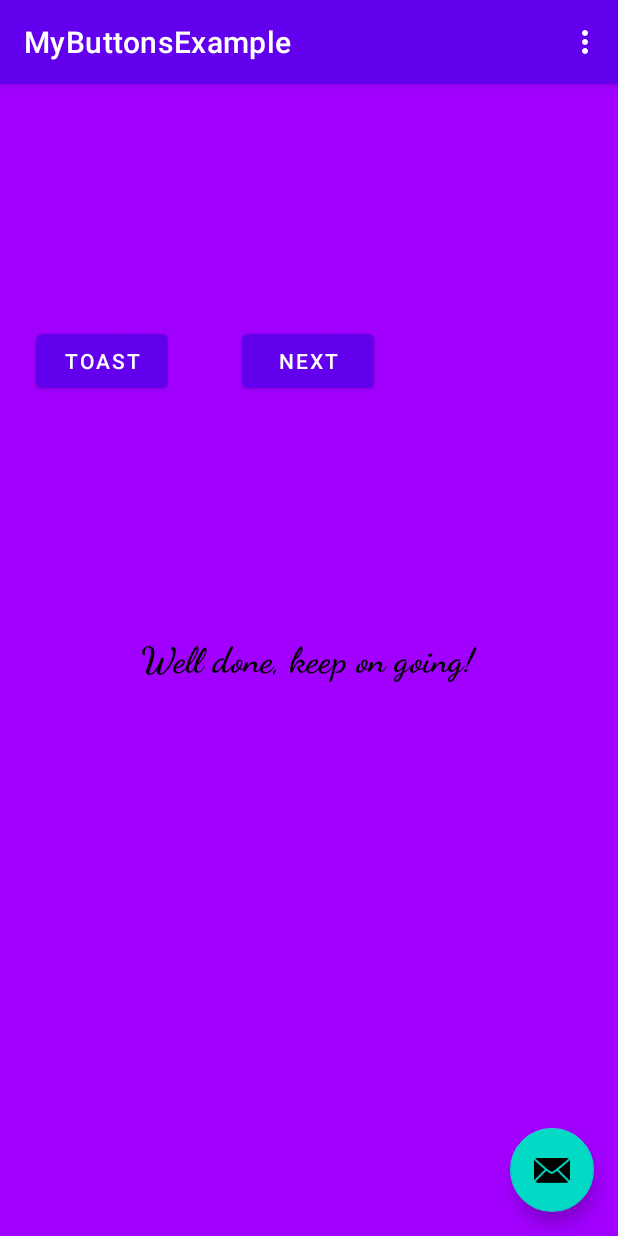
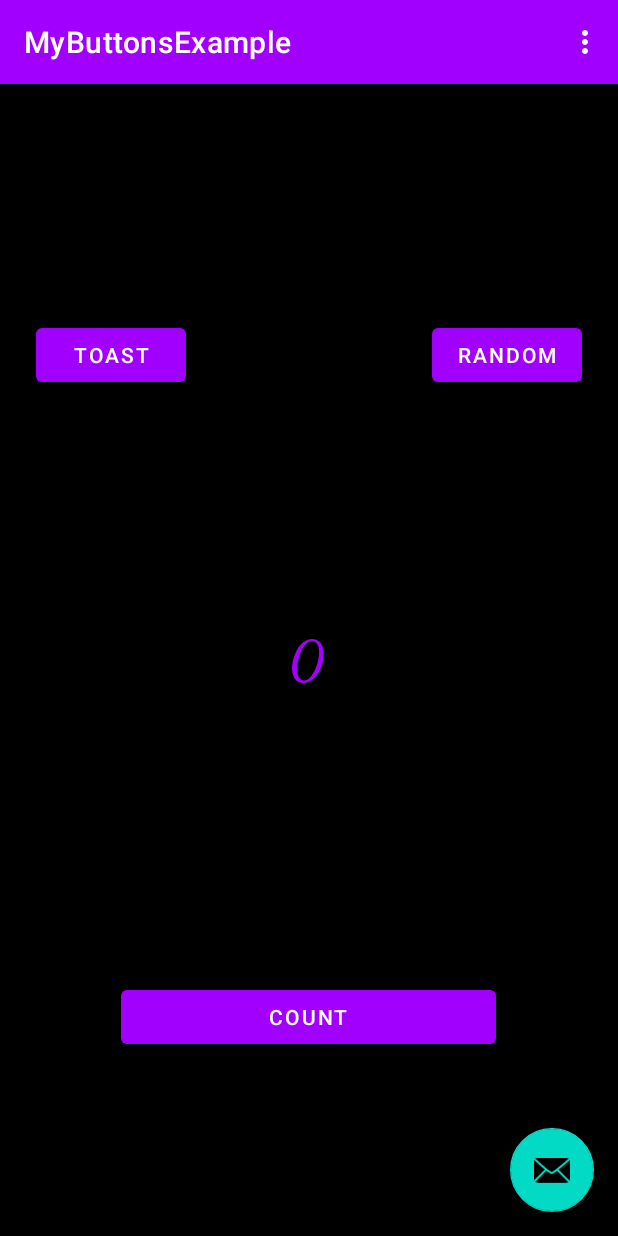
Before and after one commit to hanssenstijn/MyButtonsExample, an Android app: the screen it shows after launch (MainActivity), on a phone screen of 412 x 824 dp. Run offline under Robolectric (Android 15) with nearby library versions, the phone set to English and light mode, and no system bars.

Commit message:
extra button and different layout

```diff
--- a/app/src/main/java/com/example/mybuttonsexample/FirstFragment.java
+++ b/app/src/main/java/com/example/mybuttonsexample/FirstFragment.java
@@ -4,6 +4,7 @@ import android.os.Bundle;
 import android.view.LayoutInflater;
 import android.view.View;
 import android.view.ViewGroup;
+import android.widget.Toast;
 
 import androidx.annotation.NonNull;
 import androidx.fragment.app.Fragment;
@@ -23,12 +24,21 @@ public class FirstFragment extends Fragment {
     public void onViewCreated(@NonNull View view, Bundle savedInstanceState) {
         super.onViewCreated(view, savedInstanceState);
 
-        view.findViewById(R.id.button_first).setOnClickListener(new View.OnClickListener() {
+        view.findViewById(R.id.random_button).setOnClickListener(new View.OnClickListener() {
             @Override
             public void onClick(View view) {
                 NavHostFragment.findNavController(FirstFragment.this)
                         .navigate(R.id.action_FirstFragment_to_SecondFragment);
             }
         });
+
+        view.findViewById(R.id.toast_button).setOnClickListener(new View.OnClickListener() {
+            @Override
+            public void onClick(View view) {
+                Toast myToast = Toast.makeText(getActivity(), R.string.cheers, Toast.LENGTH_SHORT);
+                myToast.show();
+            }
+        });
+
     }
 }
--- a/app/src/main/res/layout/activity_main.xml
+++ b/app/src/main/res/layout/activity_main.xml
@@ -15,7 +15,7 @@
             android:id="@+id/toolbar"
             android:layout_width="match_parent"
             android:layout_height="?attr/actionBarSize"
-            android:background="?attr/colorPrimary"
+            android:background="@color/screenBackground"
             app:popupTheme="@style/Theme.MyButtonsExample.PopupOverlay" />
 
     </com.google.android.material.appbar.AppBarLayout>
--- a/app/src/main/res/layout/fragment_first.xml
+++ b/app/src/main/res/layout/fragment_first.xml
@@ -4,7 +4,7 @@
     xmlns:tools="http://schemas.android.com/tools"
     android:layout_width="match_parent"
     android:layout_height="match_parent"
-    android:background="@color/screenBackground"
+    android:background="@color/black"
     tools:context=".FirstFragment">
 
     <TextView
@@ -13,8 +13,8 @@
         android:layout_height="wrap_content"
         android:fontFamily="cursive"
         android:text="@string/hello_first_fragment"
-        android:textColor="@android:color/black"
-        android:textSize="24sp"
+        android:textColor="@color/screenBackground"
+        android:textSize="36sp"
         android:textStyle="bold"
         android:typeface="normal"
         app:layout_constraintBottom_toBottomOf="parent"
@@ -24,25 +24,39 @@
         app:layout_constraintTop_toTopOf="parent" />
 
     <Button
-        android:id="@+id/button_first"
-        android:layout_width="wrap_content"
+        android:id="@+id/random_button"
+        android:layout_width="100dp"
         android:layout_height="wrap_content"
-        android:text="@string/next"
+        android:layout_marginEnd="24dp"
+        android:layout_marginRight="24dp"
+        android:text="@string/random_button_text"
+        app:backgroundTint="@color/screenBackground"
         app:layout_constraintBottom_toTopOf="@+id/textview_first"
         app:layout_constraintEnd_toEndOf="parent"
-        app:layout_constraintHorizontal_bias="0.498"
-        app:layout_constraintStart_toStartOf="parent"
-        app:layout_constraintTop_toTopOf="parent"
-        app:layout_constraintVertical_bias="0.501" />
+        app:layout_constraintTop_toTopOf="parent" />
 
     <Button
-        android:id="@+id/button"
-        android:layout_width="wrap_content"
+        android:id="@+id/toast_button"
+        android:layout_width="100dp"
         android:layout_height="wrap_content"
         android:layout_marginStart="24dp"
         android:layout_marginLeft="24dp"
         android:text="@string/toast_button_text"
+        app:backgroundTint="@color/screenBackground"
         app:layout_constraintBottom_toTopOf="@+id/textview_first"
         app:layout_constraintStart_toStartOf="parent"
         app:layout_constraintTop_toTopOf="parent" />
+
+    <Button
+        android:id="@+id/count_button"
+        android:layout_width="250dp"
+        android:layout_height="wrap_content"
+        android:text="@string/count"
+        app:backgroundTint="@color/screenBackground"
+        app:layout_constraintBottom_toBottomOf="parent"
+        app:layout_constraintEnd_toEndOf="parent"
+        app:layout_constraintHorizontal_bias="0.496"
+        app:layout_constraintStart_toStartOf="parent"
+        app:layout_constraintTop_toBottomOf="@+id/textview_first"
+        app:layout_constraintVertical_bias="0.61" />
 </androidx.constraintlayout.widget.ConstraintLayout>
--- a/app/src/main/res/values/strings.xml
+++ b/app/src/main/res/values/strings.xml
@@ -4,10 +4,12 @@
     <!-- Strings used for fragments for navigation -->
     <string name="first_fragment_label">First Fragment</string>
     <string name="second_fragment_label">Second Fragment</string>
-    <string name="next">Next</string>
+    <string name="random_button_text">Random</string>
     <string name="previous">Previous</string>
 
-    <string name="hello_first_fragment">Well done, keep on going!</string>
+    <string name="hello_first_fragment">0</string>
     <string name="hello_second_fragment">Hello second fragment. Arg: %1$s</string>
     <string name="toast_button_text">Toast</string>
+    <string name="count">Count</string>
+    <string name="cheers">Cheers my Friend!</string>
 </resources>
```
